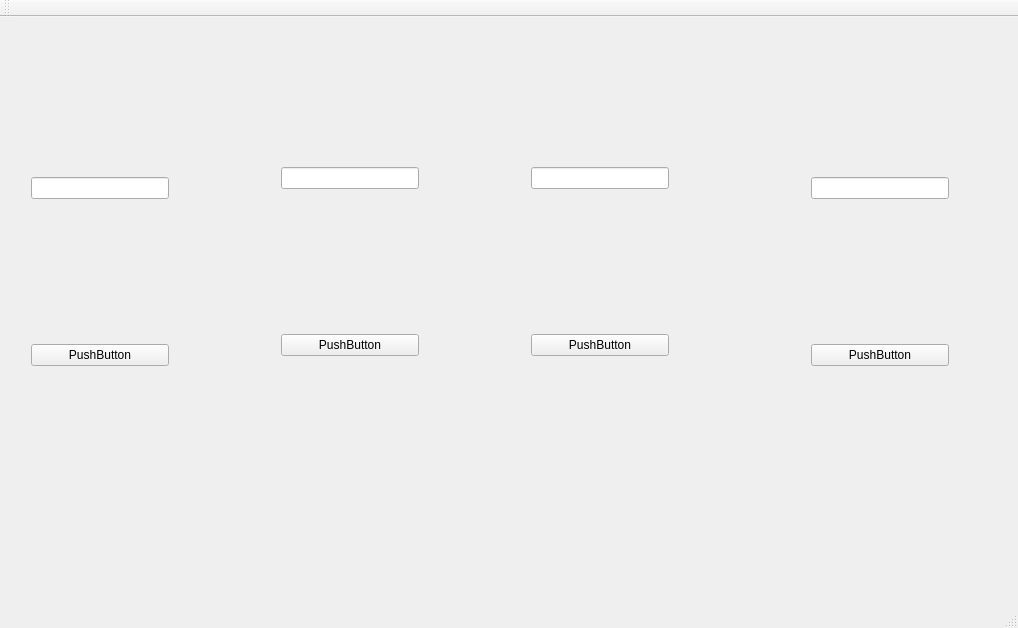
vaspull/Chat, file Client-GUI/mainwindow.ui: the form before one commit.
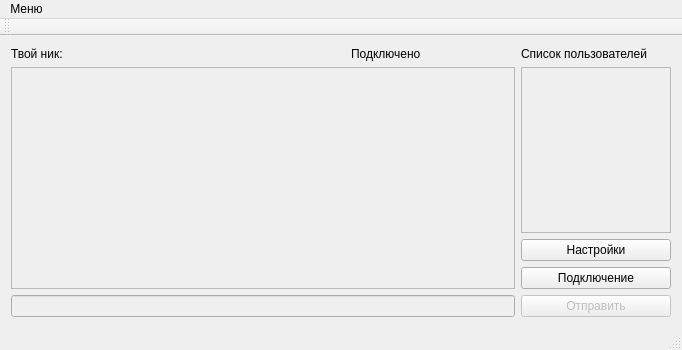
The form after the commit. Icons and pictures are not drawn.

```diff
--- a/Client-GUI/mainwindow.ui
+++ b/Client-GUI/mainwindow.ui
@@ -6,112 +6,141 @@
    <rect>
     <x>0</x>
     <y>0</y>
-    <width>1018</width>
-    <height>628</height>
+    <width>682</width>
+    <height>350</height>
    </rect>
   </property>
   <property name="windowTitle">
    <string>MainWindow</string>
   </property>
   <widget class="QWidget" name="centralWidget">
-   <widget class="QWidget" name="verticalLayoutWidget">
-    <property name="geometry">
-     <rect>
-      <x>20</x>
-      <y>10</y>
-      <width>160</width>
-      <height>491</height>
-     </rect>
-    </property>
-    <layout class="QVBoxLayout" name="verticalLayout">
-     <item>
-      <widget class="QLineEdit" name="lineEdit"/>
-     </item>
-     <item>
-      <widget class="QPushButton" name="pushButton">
-       <property name="text">
-        <string>PushButton</string>
-       </property>
-      </widget>
-     </item>
-    </layout>
-   </widget>
-   <widget class="QWidget" name="verticalLayoutWidget_2">
-    <property name="geometry">
-     <rect>
-      <x>270</x>
-      <y>0</y>
-      <width>160</width>
-      <height>491</height>
-     </rect>
-    </property>
-    <layout class="QVBoxLayout" name="verticalLayout_2">
-     <item>
-      <widget class="QLineEdit" name="lineEdit_2"/>
-     </item>
-     <item>
-      <widget class="QPushButton" name="pushButton_2">
+   <layout class="QGridLayout" name="gridLayout_2">
+    <item row="0" column="0">
+     <layout class="QGridLayout" name="gridLayout">
+      <item row="5" column="2">
+       <widget class="QPushButton" name="connect_button">
+        <property name="text">
+         <string>Подключение</string>
+        </property>
+       </widget>
+      </item>
+      <item row="6" column="0">
+       <widget class="QLineEdit" name="send_message_line">
+        <property name="enabled">
+         <bool>false</bool>
+        </property>
+        <property name="focusPolicy">
+         <enum>Qt::WheelFocus</enum>
+        </property>
+       </widget>
+      </item>
+      <item row="3" column="0" rowspan="3">
+       <widget class="QTextEdit" name="read_text_field">
+        <property name="enabled">
+         <bool>false</bool>
+        </property>
+        <property name="readOnly">
+         <bool>true</bool>
+        </property>
+       </widget>
+      </item>
+      <item row="4" column="2">
+       <widget class="QPushButton" name="option_button">
+        <property name="text">
+         <string>Настройки</string>
+        </property>
+       </widget>
+      </item>
+      <item row="0" column="2">
+       <widget class="QLabel" name="userlist_label">
        <property name="text">
-        <string>PushButton</string>
+         <string>Список пользователей</string>
        </property>
       </widget>
      </item>
-    </layout>
-   </widget>
-   <widget class="QWidget" name="verticalLayoutWidget_3">
-    <property name="geometry">
-     <rect>
-      <x>520</x>
-      <y>0</y>
-      <width>160</width>
-      <height>491</height>
-     </rect>
-    </property>
-    <layout class="QVBoxLayout" name="verticalLayout_3">
-     <item>
-      <widget class="QLineEdit" name="lineEdit_3"/>
-     </item>
+      <item row="6" column="2">
+       <widget class="QPushButton" name="send_button">
+        <property name="enabled">
+         <bool>false</bool>
+        </property>
+        <property name="text">
+         <string>Отправить</string>
+        </property>
+        <property name="shortcut">
+         <string>Return</string>
+        </property>
+        <property name="autoDefault">
+         <bool>true</bool>
+        </property>
+        <property name="default">
+         <bool>true</bool>
+        </property>
+       </widget>
+      </item>
+      <item row="3" column="2">
+       <widget class="QListWidget" name="userlist_field">
+        <property name="enabled">
+         <bool>false</bool>
+        </property>
+        <property name="minimumSize">
+         <size>
+          <width>150</width>
+          <height>0</height>
+         </size>
+        </property>
+        <property name="maximumSize">
+         <size>
+          <width>150</width>
+          <height>16777215</height>
+         </size>
+        </property>
+       </widget>
+      </item>
+      <item row="0" column="0">
+       <layout class="QHBoxLayout" name="horizontalLayout">
      <item>
-      <widget class="QPushButton" name="pushButton_3">
+         <widget class="QLabel" name="your_nick_static_label">
        <property name="text">
-        <string>PushButton</string>
+           <string>Твой ник:</string>
        </property>
       </widget>
      </item>
-    </layout>
-   </widget>
-   <widget class="QWidget" name="verticalLayoutWidget_4">
-    <property name="geometry">
-     <rect>
-      <x>800</x>
-      <y>10</y>
-      <width>160</width>
-      <height>491</height>
-     </rect>
-    </property>
-    <layout class="QVBoxLayout" name="verticalLayout_4">
      <item>
-      <widget class="QLineEdit" name="lineEdit_4"/>
+         <widget class="QLabel" name="your_nick_label">
+          <property name="text">
+           <string/>
+          </property>
+         </widget>
      </item>
      <item>
-      <widget class="QPushButton" name="pushButton_4">
+         <widget class="QLabel" name="connect_status_label">
        <property name="text">
-        <string>PushButton</string>
+           <string>Подключено</string>
        </property>
       </widget>
      </item>
     </layout>
-   </widget>
+      </item>
+     </layout>
+    </item>
+   </layout>
   </widget>
   <widget class="QMenuBar" name="menuBar">
    <property name="geometry">
     <rect>
      <x>0</x>
      <y>0</y>
-     <width>1018</width>
+     <width>682</width>
      <height>21</height>
     </rect>
    </property>
+   <widget class="QMenu" name="menu">
+    <property name="title">
+     <string>Меню</string>
+    </property>
+    <addaction name="action"/>
+   </widget>
+   <addaction name="menu"/>
   </widget>
   <widget class="QToolBar" name="mainToolBar">
    <attribute name="toolBarArea">
```
Left out of the diff: 9 changed lines with no effect on the pictures. Lines whose indentation alone changed are shown as unchanged.
